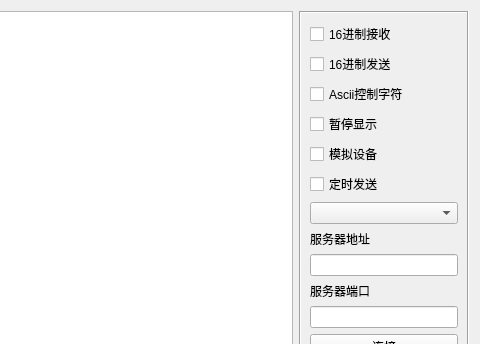
This is form/frmtcpclient.ui in lianpeiliang/net_tran_helper as Qt 5 draws it before an edit; both pictures show x 320 to 800 and y 0 to 344 of the 800 by 600 pixel window. The edited form follows.
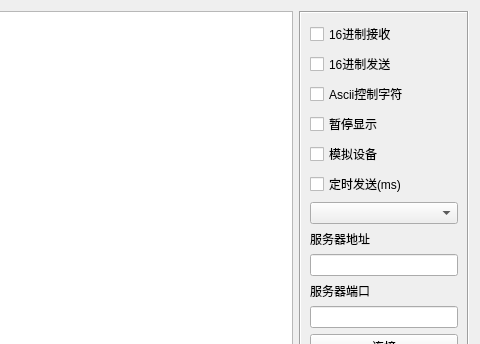
This is the edited form.

Diff of the .ui file:
```diff
--- a/form/frmtcpclient.ui
+++ b/form/frmtcpclient.ui
@@ -92,7 +92,7 @@
       <item>
        <widget class="QCheckBox" name="ckAutoSend">
         <property name="text">
-         <string>定时发送</string>
+         <string>定时发送(ms)</string>
         </property>
        </widget>
       </item>
```
